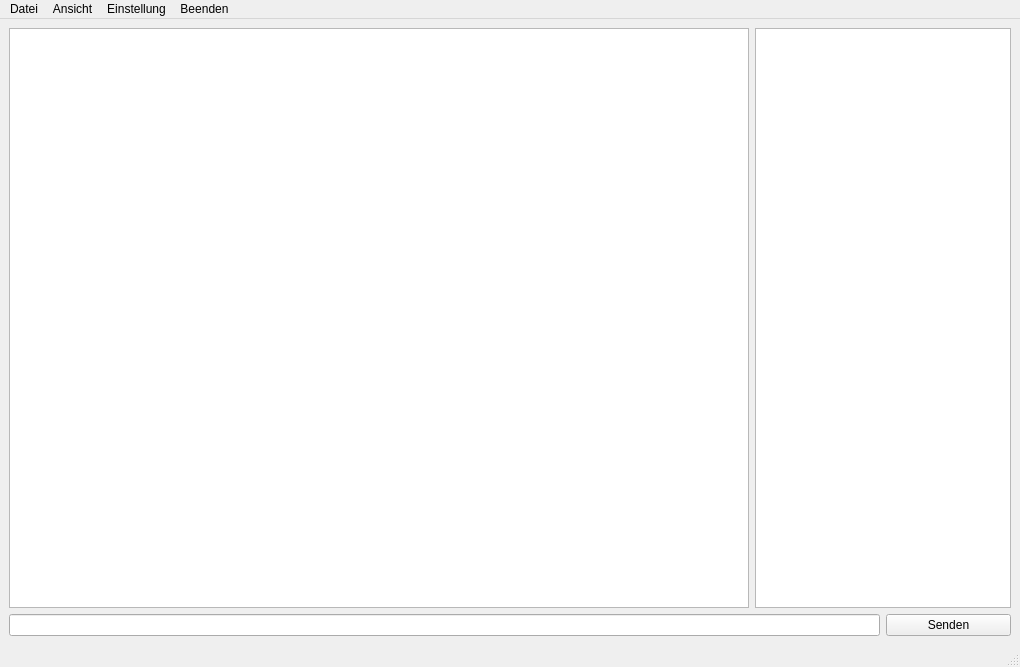
This is GUI/main_chatWIndow.ui in marcelhdhd/FlowChatPy as Qt 5 draws it before an edit. The edited form follows.
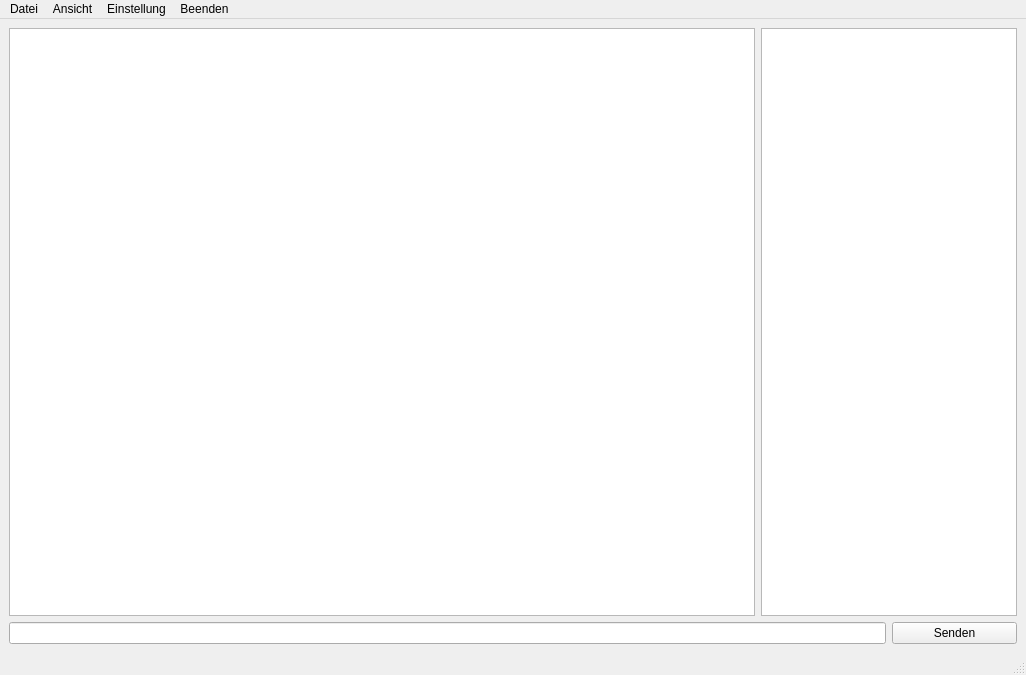
This is the edited form.

Commit message: > V1.1 Changed variable names of the widgets in the gui

What changed in the file:
```diff
--- a/GUI/main_chatWIndow.ui
+++ b/GUI/main_chatWIndow.ui
@@ -6,8 +6,8 @@
    <rect>
     <x>0</x>
     <y>0</y>
-    <width>1020</width>
-    <height>667</height>
+    <width>1026</width>
+    <height>675</height>
    </rect>
   </property>
   <property name="minimumSize">
@@ -37,6 +37,9 @@
         <property name="text">
          <string>Senden</string>
         </property>
+        <property name="autoDefault">
+         <bool>true</bool>
+        </property>
        </widget>
       </item>
       <item row="0" column="1" colspan="2">
@@ -54,7 +57,7 @@
     <rect>
      <x>0</x>
      <y>0</y>
-     <width>1020</width>
+     <width>1026</width>
      <height>26</height>
     </rect>
    </property>
```
Left out of the diff: 26 changed lines with no effect on the pictures.
